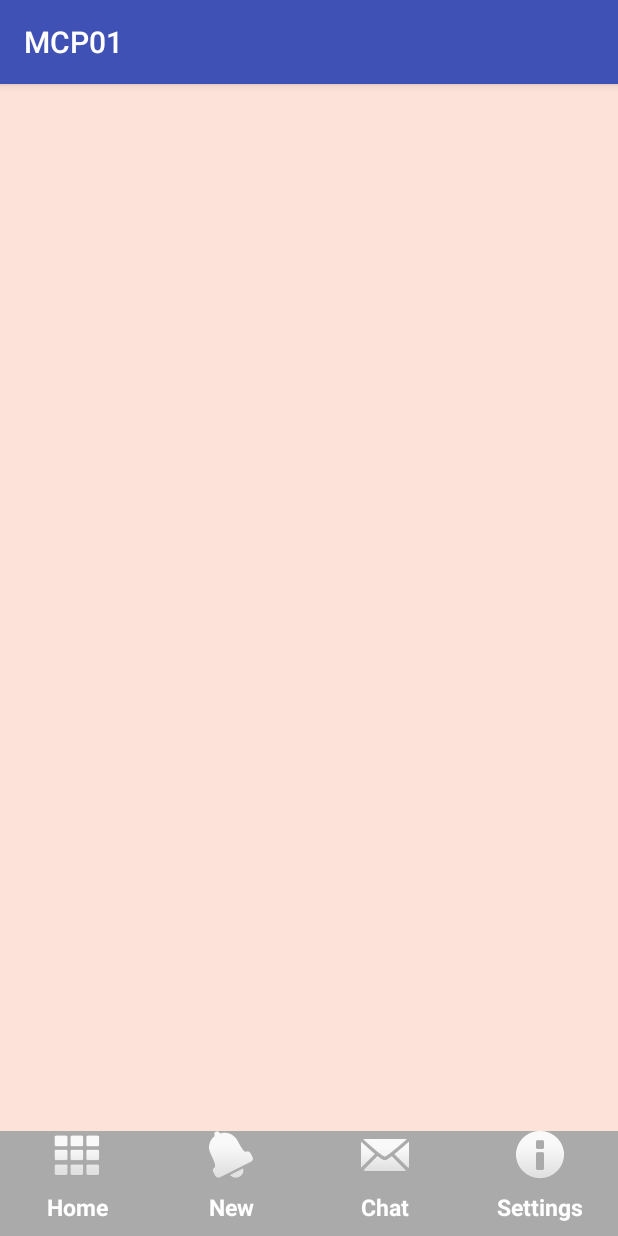
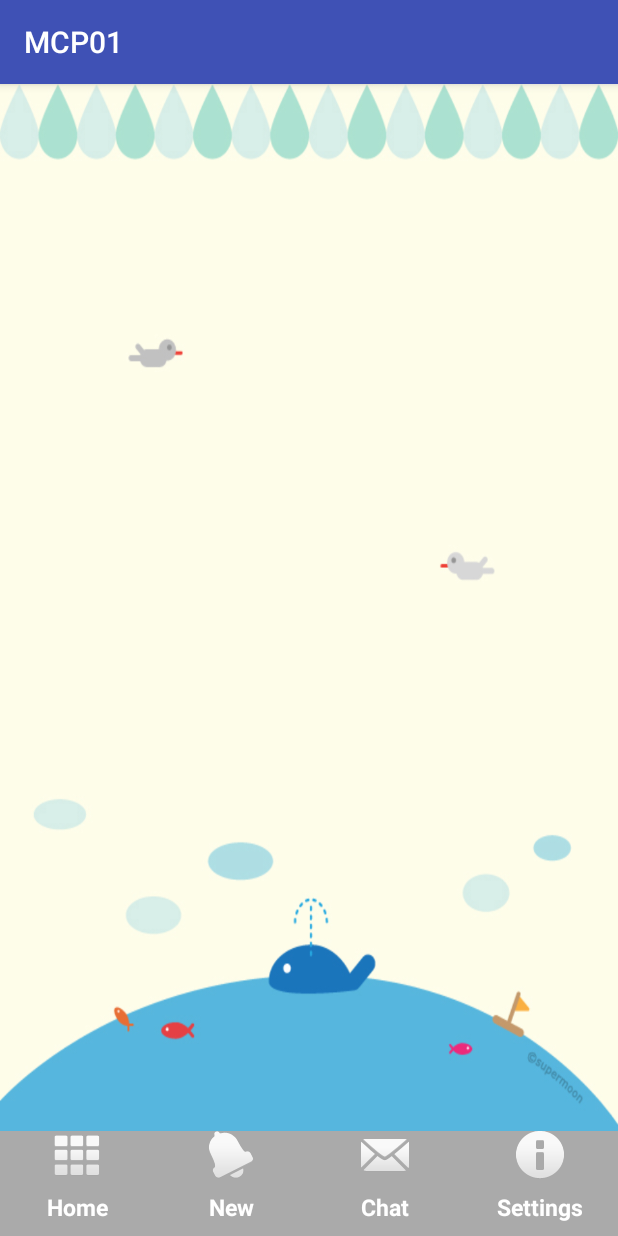
Before and after one commit to MincCorp/MCP01, an Android app: the screen it shows after launch (MainActivity), on a phone screen of 412 x 824 dp. Run offline under Robolectric (Android 15) with nearby library versions, the phone set to English and light mode, and no system bars; 3 statements that could not run were skipped.

Commit message:
init commit

```diff
--- a/app/src/main/res/layout/activity_main.xml
+++ b/app/src/main/res/layout/activity_main.xml
@@ -3,7 +3,7 @@
     xmlns:tools="http://schemas.android.com/tools"
     android:layout_width="match_parent"
     android:layout_height="match_parent"
-    android:background="@drawable/main_bg"
+    android:background="@drawable/minc_bg"
     tools:context=".MainActivity">
 
     <ListView
```
Also changed, not shown: app/src/main/res/drawable/minc_bg.jpg (added).
